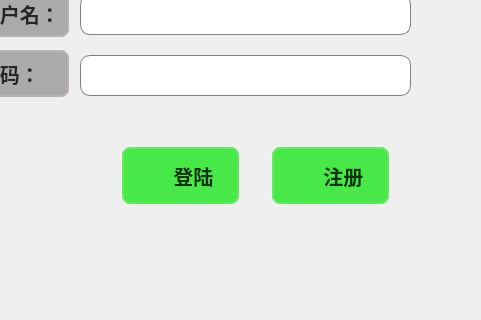
This is SEMpro1/Login.ui in VoidHaruhi/Air-Conditioning-BUPT as Qt 5 draws it before an edit; both pictures show x 180 to 661 and y 175 to 495 of the 800 by 600 pixel window. The edited form follows.
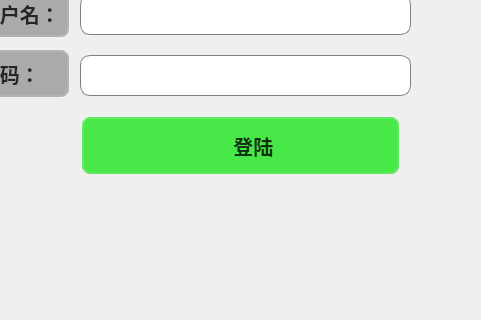
This is the edited form. Icons and pictures are not drawn.

```diff
--- a/SEMpro1/Login.ui
+++ b/SEMpro1/Login.ui
@@ -151,9 +151,9 @@
   <widget class="QPushButton" name="login_btn">
    <property name="geometry">
     <rect>
-     <x>300</x>
-     <y>320</y>
-     <width>121</width>
+     <x>260</x>
+     <y>290</y>
+     <width>321</width>
      <height>61</height>
     </rect>
    </property>
@@ -200,56 +200,6 @@
     <string>     登陆</string>
    </property>
   </widget>
-  <widget class="QPushButton" name="signup_btn">
-   <property name="geometry">
-    <rect>
-     <x>450</x>
-     <y>320</y>
-     <width>121</width>
-     <height>61</height>
-    </rect>
-   </property>
-   <property name="font">
-    <font>
-     <family>微软雅黑 Light</family>
-     <pointsize>-1</pointsize>
-     <weight>75</weight>
-     <italic>false</italic>
-     <bold>true</bold>
-    </font>
-   </property>
-   <property name="styleSheet">
-    <string notr="true">QPushButton{
-     background-color: rgba(26,230,26, 200);/*背景色*/
-     border-style: outset; /*边框样式*/
-     border-width: 4px;  /*边框宽度为4像素*/
-     border-radius: 10px; /*边框圆角半径*/
-     border-color: rgba(255, 225, 255, 30);/*边框颜色*/
-     font: bold 20px;/*字体*/
-         color:rgba(0, 0, 0, 200);/*字体颜色*/
-     padding: 10px; /*填衬*/
-}
-
-QPushButton:hover{ /*鼠标悬停在按钮上时*/
-background-image: url(:res/dark.gif);
-	background-repeat: no-repeat;
-	background-position:left;
-        background-color:rgba(100,255,100, 100);
-        border-color: rgba(255, 225, 255, 200);
-        color:rgba(0, 0, 0, 200);
-}
-
-QPushButton:pressed { /*按钮被按下时*/
-     background-color:rgba(100,255,100, 200);
-         border-color: rgba(255, 225, 255, 30);
-     border-style: inset;
-        color:rgba(0, 0, 0, 100);
-}</string>
-   </property>
-   <property name="text">
-    <string>     注册</string>
-   </property>
-  </widget>
  </widget>
  <resources/>
  <connections/>
```
